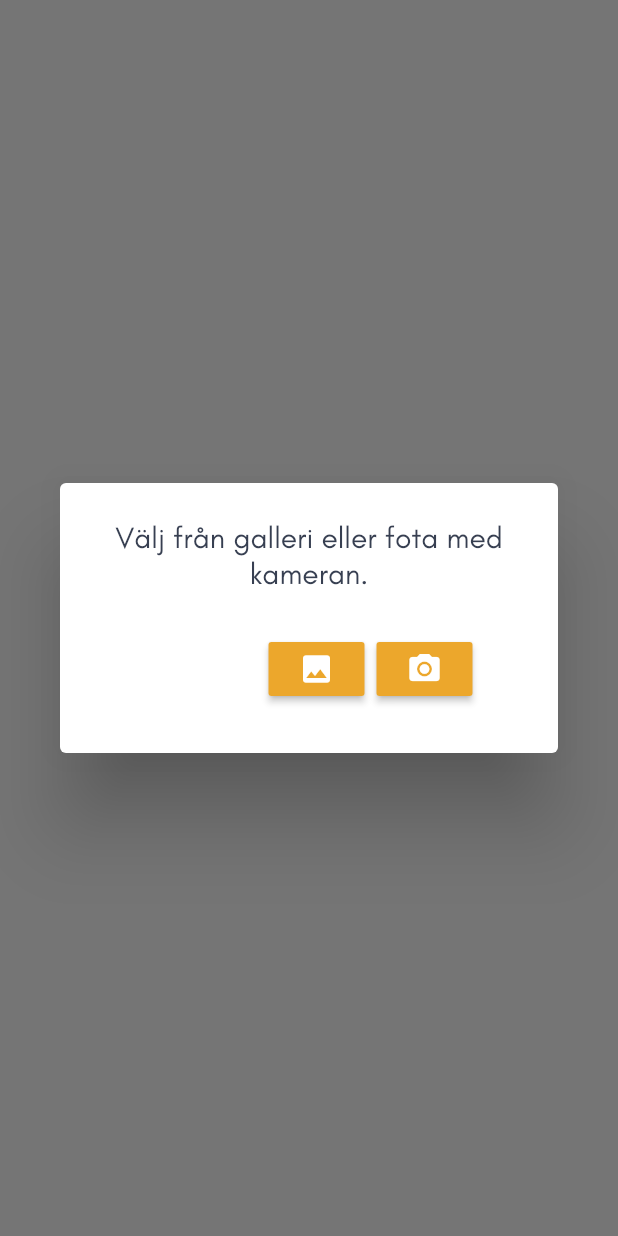
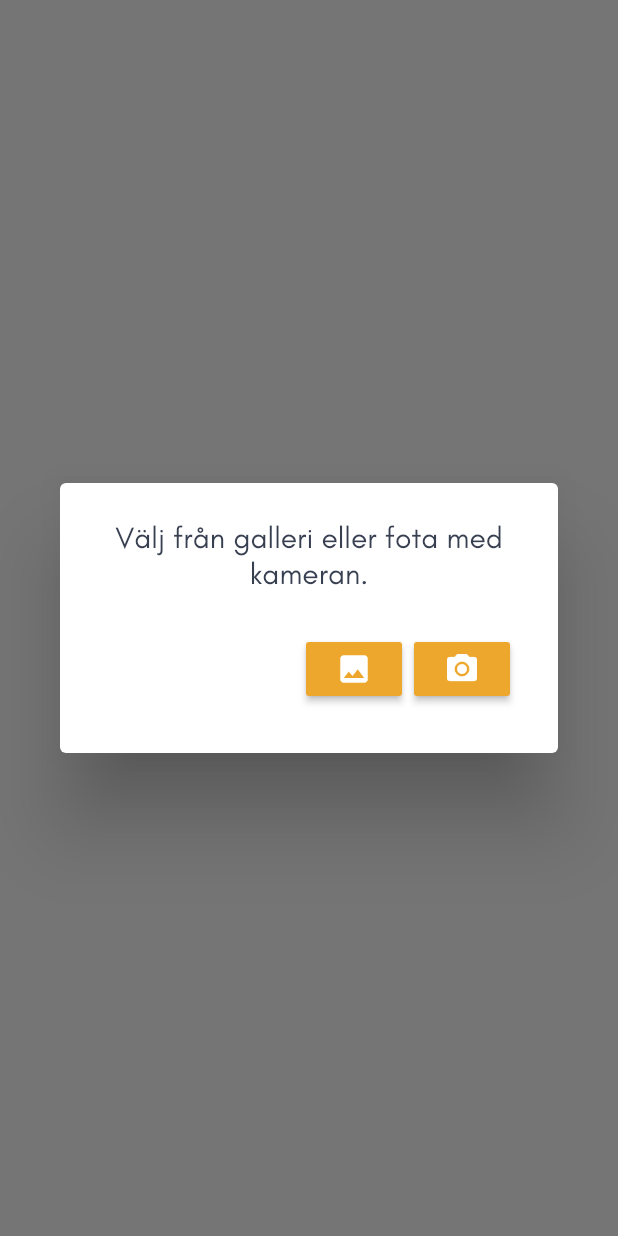
Before and after one commit to ajamlou/Zigma-frontend, a Flutter app: what showImageAlertDialog() shows on an empty page, opened directly, on a phone screen of 412 x 824 dp. Run offline on Flutter 3.47's test engine with Material 2 defaults, Android fonts, the phone set to English and light mode, and no system bars; our stand-ins replace image_picker, shared_preferences, transparent_image; missing offline and left inert: barcode_scan; accounts and stored records are empty; network calls fail.

Commit message:
chat changes and fixed overflow in image alert dialog

```diff
--- a/lib/src/image_handler.dart
+++ b/lib/src/image_handler.dart
@@ -44,7 +44,6 @@ Future<File> showImageAlertDialog(context) async {
         textAlign: TextAlign.center,
       ),
       content: Container(
-        margin: EdgeInsets.only(left: 25, right: 25),
         child: ButtonBar(
           children: <Widget>[
             RaisedButton(
--- a/lib/src/pages/chat_page.dart
+++ b/lib/src/pages/chat_page.dart
@@ -129,7 +129,7 @@ class ChatScreenState extends State<ChatScreen> with TickerProviderStateMixin {
   }
 
   void initSocket() {
-    final List<Message> rawMessages = [];
+   // final List<Message> rawMessages = [];
     channel = IOWebSocketChannel.connect(
         'wss://2652879d.eu.ngrok.io/ws/chat/' +
             widget.thisChat.chattingUser.username +
```
